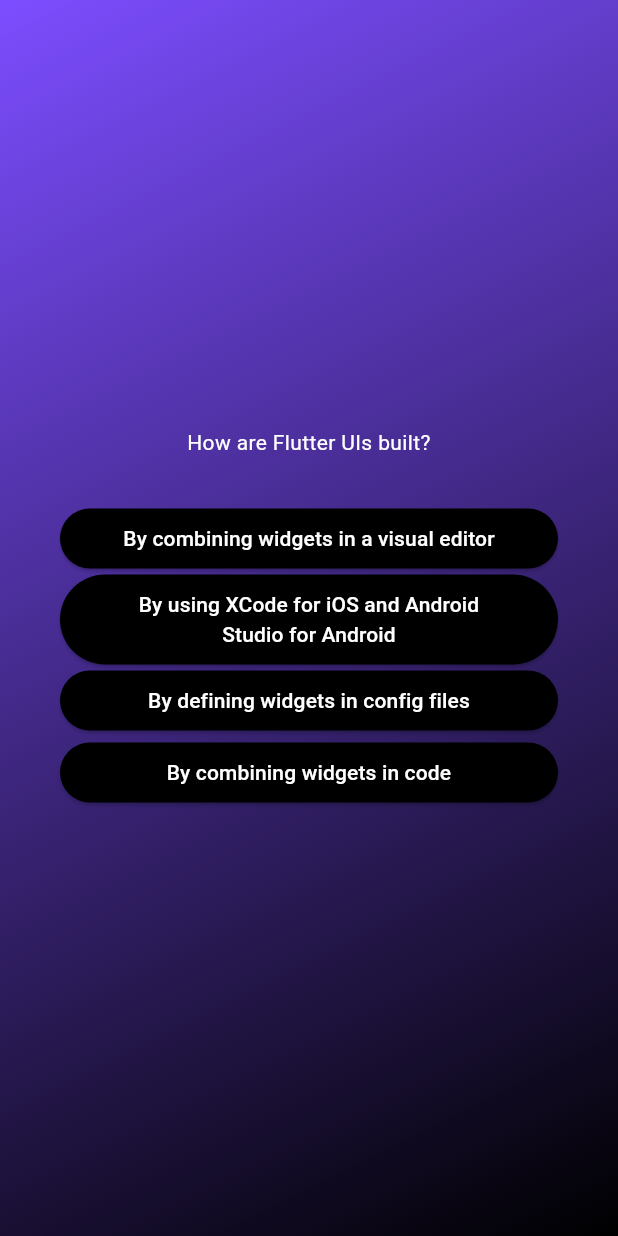
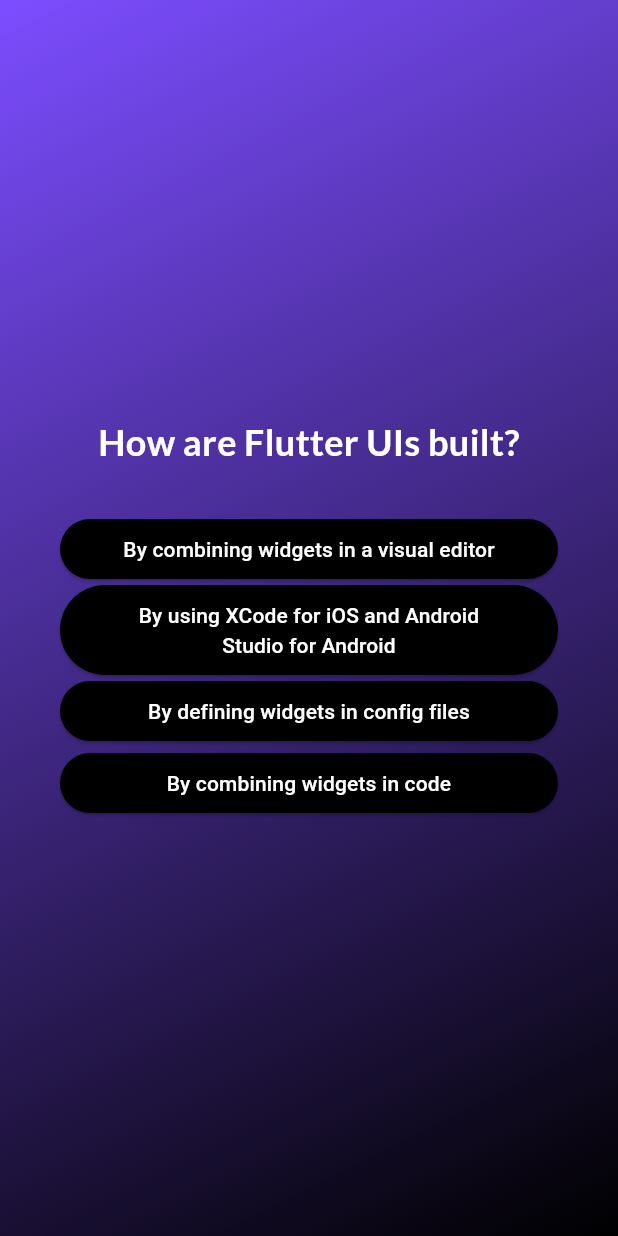
Before and after one commit to atakhi/flutter, a Flutter app: the screen it shows after launch, after a tap on "Start Quiz", after a tap on "Components", on a phone screen of 412 x 824 dp. Run offline on Flutter 3.47's test engine with Material 3 defaults, Android fonts, the phone set to English and light mode, and no system bars; our stand-ins replace firebase_auth, firebase_core, google_fonts; accounts and stored records are empty; network calls fail.

Commit message:
quiz app complete

```diff
--- a/quiz_app/lib/questions_screen.dart
+++ b/quiz_app/lib/questions_screen.dart
@@ -3,9 +3,12 @@
 import 'package:quiz_app/box_container.dart';
 import 'package:quiz_app/questions.dart';
 import 'package:quiz_app/quiz_question.dart';
+import 'package:google_fonts/google_fonts.dart';
 
 class QuestionsScreen extends StatefulWidget {
-  const QuestionsScreen({super.key});
+  const QuestionsScreen({super.key, required this.onSelectAnswer});
+
+  final void Function(String answer) onSelectAnswer;
 
   @override
   State<QuestionsScreen> createState() => _QuestionsScreenState();
@@ -13,7 +16,8 @@
 
 class _QuestionsScreenState extends State<QuestionsScreen> {
   var currIndex = 0;
-  void onPressed() {
+  void onPressed(String answer) {
+    widget.onSelectAnswer(answer);
     setState(() {
       currIndex++;
     });
@@ -33,14 +37,17 @@
           children: [
             Text(
               currentQuestion.text,
-              style: const TextStyle(
-                color: Colors.white,
-              ),
+              style: GoogleFonts.lato(
+                  color: Colors.white,
+                  fontSize: 24,
+                  fontWeight: FontWeight.bold),
               textAlign: TextAlign.center,
             ),
             const MyBoxContainer(30),
             ...currentQuestion.getShuffledAnswers().map(
-                  (item) => AnswerButton(item, onPressed),
+                  (item) => AnswerButton(item, () {
+                    onPressed(item);
+                  }),
                 ),
           ],
         ),
--- a/quiz_app/lib/quiz.dart
+++ b/quiz_app/lib/quiz.dart
@@ -1,5 +1,7 @@
 import 'package:flutter/material.dart';
+import 'package:quiz_app/questions.dart';
 import 'package:quiz_app/questions_screen.dart';
+import 'package:quiz_app/results_screen.dart';
 import 'package:quiz_app/start_screen.dart';
 
 class Quiz extends StatefulWidget {
@@ -11,7 +13,7 @@
 
 class _QuizState extends State<Quiz> {
   Widget? activeScreen;
-
+  List<String> selectedAnswers = [];
   @override
   void initState() {
     activeScreen = StartScreen(switchScreen);
@@ -20,8 +22,28 @@
 
   void switchScreen() {
     setState(() {
-      activeScreen = const QuestionsScreen();
+      activeScreen = QuestionsScreen(onSelectAnswer: chooseAnswer);
     });
+  }
+
+  void restartQuiz() {
+    setState(() {
+      selectedAnswers = [];
+      activeScreen = StartScreen(switchScreen);
+    });
+  }
+
+  void chooseAnswer(String answer) {
+    selectedAnswers.add(answer);
+    if (selectedAnswers.length == questions.length) {
+      setState(() {
+        //selectedAnswers = [];
+        activeScreen = ResultsScreen(
+          chosenAnswers: selectedAnswers,
+          restartQuiz: restartQuiz,
+        );
+      });
+    }
   }
 
   @override
--- a/quiz_app/lib/start_screen.dart
+++ b/quiz_app/lib/start_screen.dart
@@ -1,5 +1,6 @@
 import 'package:flutter/material.dart';
 import 'package:quiz_app/box_container.dart';
+import 'package:google_fonts/google_fonts.dart';
 
 class StartScreen extends StatelessWidget {
   const StartScreen(this.startQuiz, {super.key});
@@ -21,9 +22,9 @@
             color: const Color.fromARGB(166, 255, 255, 255),
           ),
           const MyBoxContainer(50),
-          const Text(
+          Text(
             'Learn Flutter the fun way!',
-            style: TextStyle(color: Colors.white),
+            style: GoogleFonts.lato(color: Colors.white, fontSize: 22),
           ),
           const MyBoxContainer(30),
           OutlinedButton.icon(
--- a/quiz_app/pubspec.yaml
+++ b/quiz_app/pubspec.yaml
@@ -35,6 +35,7 @@
   # The following adds the Cupertino Icons font to your application.
   # Use with the CupertinoIcons class for iOS style icons.
   cupertino_icons: ^1.0.2
+  google_fonts: ^6.1.0
 
 dev_dependencies:
   flutter_test:
```
Also changed, not shown: quiz_app/lib/questions_summary.dart (added, +45 -0 lines), quiz_app/lib/results_screen.dart (added, +72 -0 lines), quiz_app/pubspec.lock, 7 other files.
